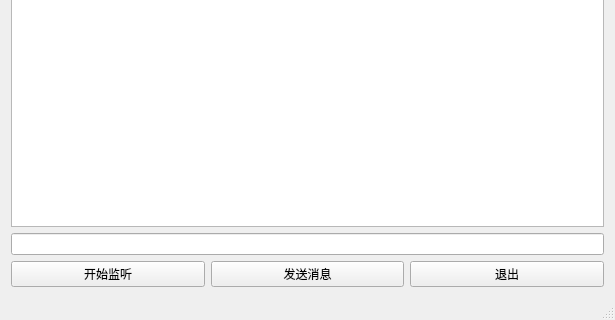
First picture: the form in mainwindow.ui, repository Joeywzr/f0rum_server, before the edit; both pictures show x 0 to 615 and y 186 to 506 of the 615 by 506 pixel window.
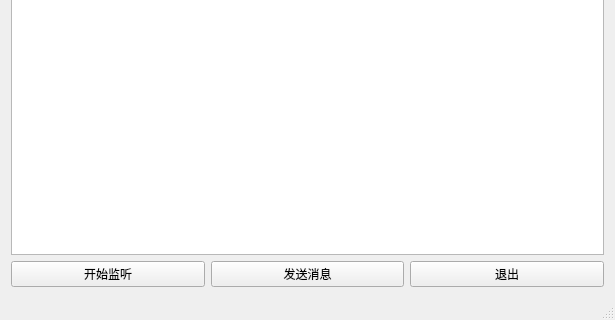
Second picture: the form after the edit.

```diff
--- a/mainwindow.ui
+++ b/mainwindow.ui
@@ -18,10 +18,7 @@
     <item row="0" column="0">
      <layout class="QVBoxLayout" name="verticalLayout">
       <item>
-       <widget class="QTextEdit" name="message"/>
-      </item>
-      <item>
-       <widget class="QLineEdit" name="lineEdit"/>
+       <widget class="QPlainTextEdit" name="message"/>
       </item>
       <item>
        <layout class="QHBoxLayout" name="horizontalLayout">
```
